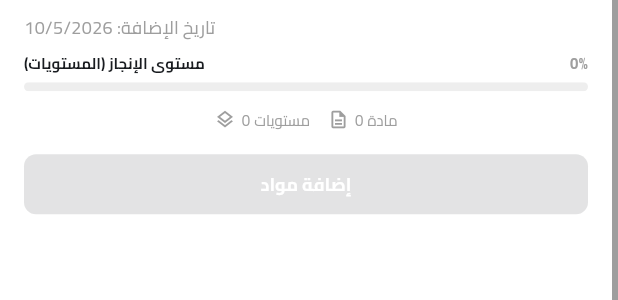
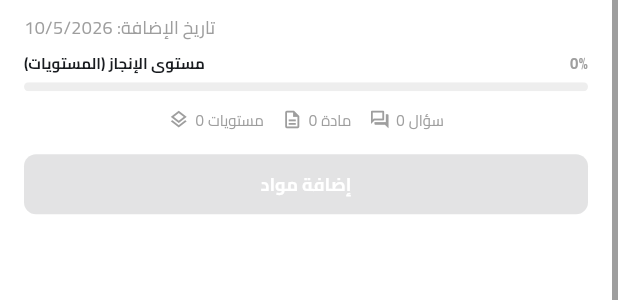
Before and after one commit to pavlysamir/lawgoo_dashboard, a Flutter app: the LawCard widget shown alone on an empty page, opened directly with empty values, on a phone screen of 412 x 824 dp. Shown: the part 565-865 px from the top of the screen. Run offline on Flutter 3.47's test engine with Material 3 defaults, Android fonts, the phone set to English and light mode, and no system bars; our stand-ins replace cached_network_image, cloud_firestore, dartz, equatable, file_picker, firebase_auth and 8 more; accounts and stored records are empty; statements that could not run were skipped; project files that could hold a hidden picture were left out.

Commit message:
feat: Add totalQuestions field to LawModel and update QuestionsRemoteDataSource to manage question count

```diff
--- a/lib/features/laws/data/models/law_model.dart
+++ b/lib/features/laws/data/models/law_model.dart
@@ -16,6 +16,7 @@ class LawModel extends LawEntity {
     required super.completedLevelsCount,
     required super.completionPercentage,
     required super.materialsCount,
+    required super.totalQuestions,
     required this.createdAt,
     required super.isActive,
   }) : super(
@@ -42,6 +43,7 @@ class LawModel extends LawEntity {
       completedLevelsCount: entity.completedLevelsCount,
       completionPercentage: entity.completionPercentage,
       materialsCount: entity.materialsCount,
+      totalQuestions: entity.totalQuestions,
       createdAt: entity.createdAt,
       isActive: entity.isActive,
     );
--- a/lib/features/laws/domain/entities/law_entity.dart
+++ b/lib/features/laws/domain/entities/law_entity.dart
@@ -7,6 +7,7 @@ class LawEntity extends Equatable {
   final int completedLevelsCount;
   final int completionPercentage;
   final int materialsCount;
+  final int totalQuestions;
   final DateTime createdAt;
   final bool isActive;
 
@@ -17,6 +18,7 @@ class LawEntity extends Equatable {
     required this.completedLevelsCount,
     required this.completionPercentage,
     required this.materialsCount,
+    required this.totalQuestions,
     required this.createdAt,
     required this.isActive,
   });
@@ -28,6 +30,7 @@ class LawEntity extends Equatable {
     int? completedLevelsCount,
     int? completionPercentage,
     int? materialsCount,
+    int? totalQuestions,
     DateTime? createdAt,
     bool? isActive,
   }) {
@@ -38,6 +41,7 @@ class LawEntity extends Equatable {
       completedLevelsCount: completedLevelsCount ?? this.completedLevelsCount,
       completionPercentage: completionPercentage ?? this.completionPercentage,
       materialsCount: materialsCount ?? this.materialsCount,
+      totalQuestions: totalQuestions ?? this.totalQuestions,
       createdAt: createdAt ?? this.createdAt,
       isActive: isActive ?? this.isActive,
     );
@@ -51,6 +55,7 @@ class LawEntity extends Equatable {
         completedLevelsCount,
         completionPercentage,
         materialsCount,
+        totalQuestions,
         createdAt,
         isActive,
       ];
--- a/lib/features/laws/presentation/bloc/laws_cubit.dart
+++ b/lib/features/laws/presentation/bloc/laws_cubit.dart
@@ -102,6 +102,7 @@ class LawsCubit extends Cubit<LawsState> {
           completedLevelsCount: 0,
           completionPercentage: 0,
           materialsCount: 0,
+          totalQuestions: 0,
           createdAt: DateTime.now(),
           isActive: false,
         );
--- a/lib/features/laws/presentation/widgets/law_card.dart
+++ b/lib/features/laws/presentation/widgets/law_card.dart
@@ -118,6 +118,11 @@ class LawCard extends StatelessWidget {
                 '${law.materialsCount} مادة',
                 Icons.description_outlined,
               ),
+              const SizedBox(width: 12),
+              _buildStat(
+                '${law.totalQuestions} سؤال',
+                Icons.question_answer_outlined,
+              ),
             ],
           ),
           const SizedBox(height: 12),
```
Also changed, not shown: lib/features/questions_management/data/datasources/questions_remote_data_source.dart (+31 -2 lines), lib/features/laws/data/models/law_model.g.dart.
